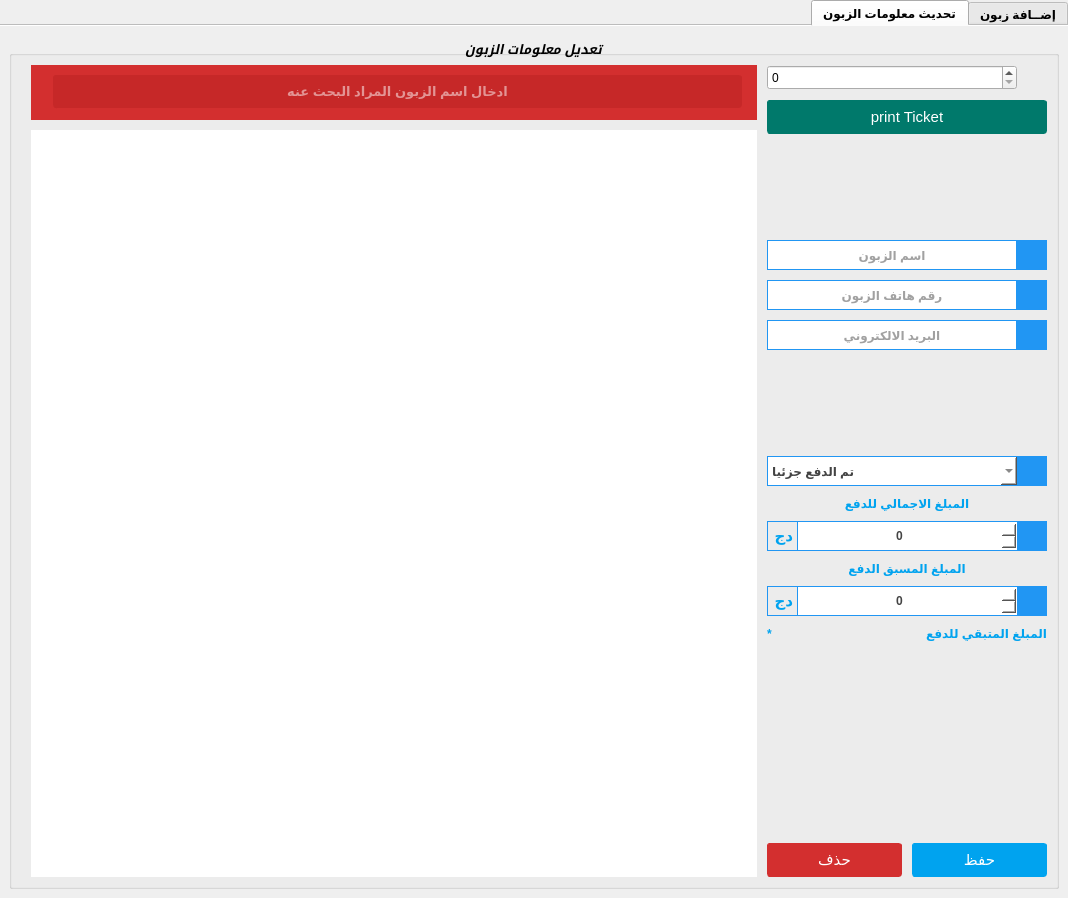
Old version of the form tabwidgetclients.ui in the repository ashraf-kx/maktaba-assistant.
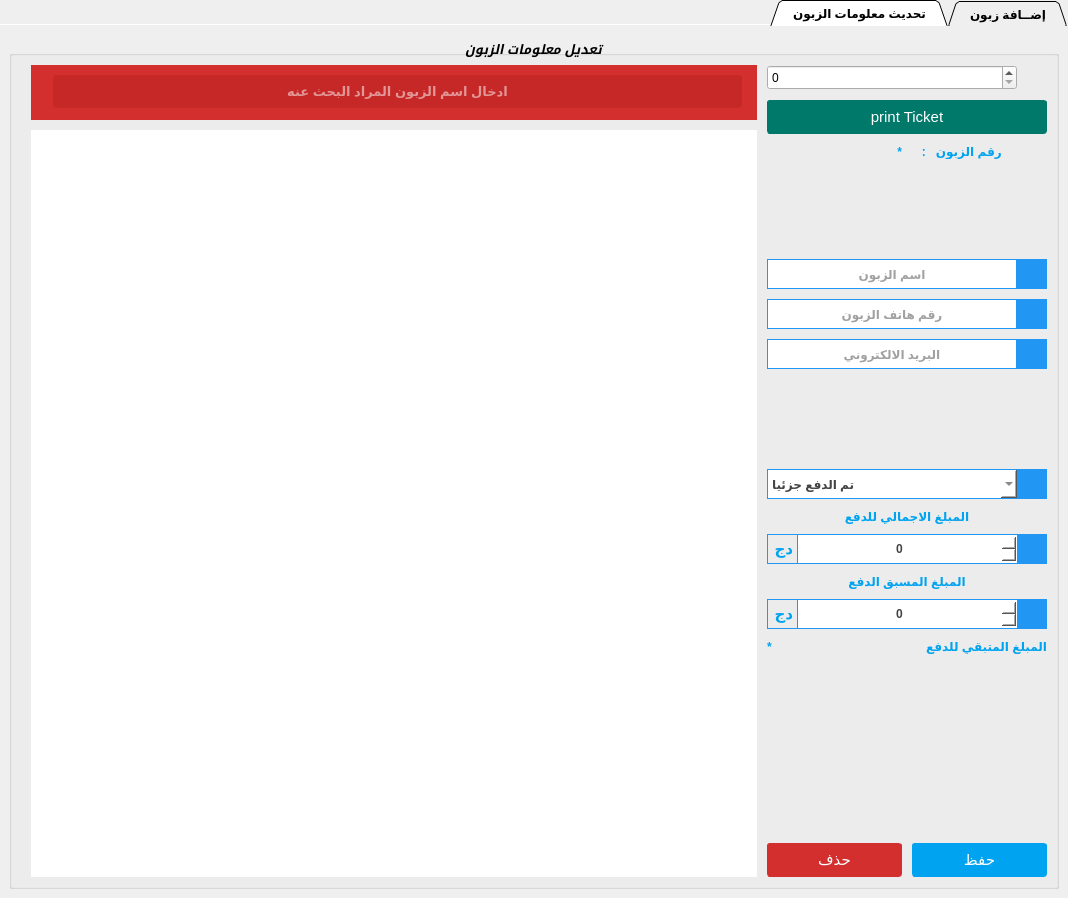
New version of the form. The open tabs and pages were chosen to show the change. Icons and pictures are not drawn.

Diff of the .ui file:
```diff
--- a/tabwidgetclients.ui
+++ b/tabwidgetclients.ui
@@ -34,6 +34,9 @@
 border:0px solid white;
 }</string>
   </property>
+  <property name="tabShape">
+   <enum>QTabWidget::Triangular</enum>
+  </property>
   <property name="currentIndex">
    <number>0</number>
   </property>
@@ -58,7 +61,7 @@
      <normaloff>:/Icons/ic_add_circle_outline_2x.png</normaloff>:/Icons/ic_add_circle_outline_2x.png</iconset>
    </attribute>
    <attribute name="title">
-    <string>إضــافة زبون</string>
+    <string>   إضــافة زبون   </string>
    </attribute>
    <attribute name="toolTip">
     <string>لإضافة زبون جديد</string>
@@ -3000,7 +3003,7 @@
      <normaloff>:/Icons/ic_update_2x.png</normaloff>:/Icons/ic_update_2x.png</iconset>
    </attribute>
    <attribute name="title">
-    <string>تحديث معلومات الزبون</string>
+    <string>   تحديث معلومات الزبون   </string>
    </attribute>
    <attribute name="toolTip">
     <string>اكمال ملأ المعلومات الناقصة او تغييرها</string>
@@ -3030,7 +3033,7 @@
 }</string>
       </property>
       <property name="title">
-       <string>تعديل معلومات الزبون</string>
+       <string>   تعديل معلومات الزبون   </string>
       </property>
       <property name="alignment">
        <set>Qt::AlignCenter</set>
@@ -3307,6 +3310,64 @@
            </property>
           </widget>
          </item>
+         <item>
+          <layout class="QHBoxLayout" name="horizontalLayout_29">
+           <property name="leftMargin">
+            <number>0</number>
+           </property>
+           <property name="topMargin">
+            <number>0</number>
+           </property>
+           <item>
+            <widget class="QLabel" name="LB_displayIdCx">
+             <property name="font">
+              <font>
+               <pointsize>9</pointsize>
+               <weight>75</weight>
+               <bold>true</bold>
+              </font>
+             </property>
+             <property name="styleSheet">
+              <string notr="true">QLabel
+{
+
+	color: rgb(0, 163, 239);
+}</string>
+             </property>
+             <property name="text">
+              <string>*</string>
+             </property>
+             <property name="alignment">
+              <set>Qt::AlignRight|Qt::AlignTrailing|Qt::AlignVCenter</set>
+             </property>
+            </widget>
+           </item>
+           <item>
+            <widget class="QLabel" name="label_27">
+             <property name="font">
+              <font>
+               <pointsize>9</pointsize>
+               <weight>75</weight>
+               <bold>true</bold>
+              </font>
+             </property>
+             <property name="styleSheet">
+              <string notr="true">QLabel
+{
+
+	color: rgb(0, 163, 239);
+}</string>
+             </property>
+             <property name="text">
+              <string>رقم الزبون   :   </string>
+             </property>
+             <property name="alignment">
+              <set>Qt::AlignRight|Qt::AlignTrailing|Qt::AlignVCenter</set>
+             </property>
+            </widget>
+           </item>
+          </layout>
+         </item>
          <item>
           <spacer name="verticalSpacer_8">
            <property name="orientation">
```
Left out of the diff: 1410 changed lines with no effect on the pictures.
